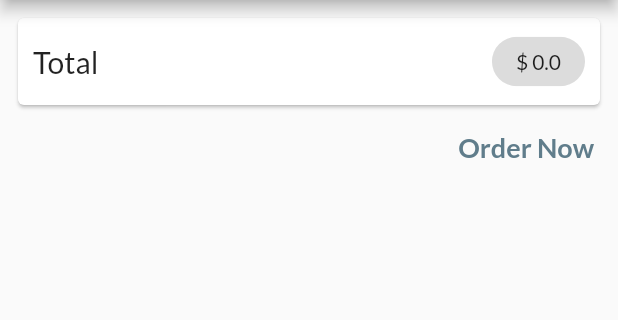
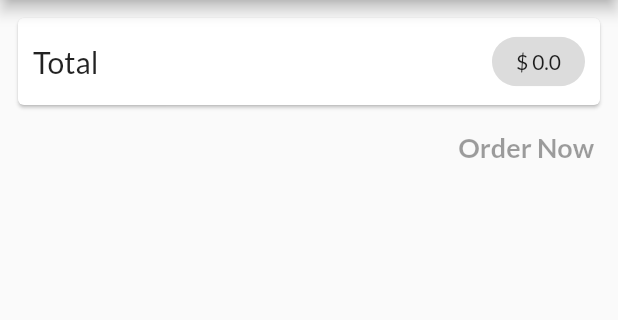
Before and after one commit to muhammadkh242/Shopnow, a Flutter app: the CartScreen screen opened by its route, on a phone screen of 412 x 824 dp, the part 84-404 px from its top. Run offline on Flutter 3.47's test engine with Material 2 defaults, Android fonts, the phone set to English and light mode, and no system bars; our stand-ins replace conditional_builder; network calls fail.

Commit message:
enhance add order textbutton

```diff
--- a/lib/screens/cart_screen.dart
+++ b/lib/screens/cart_screen.dart
@@ -60,18 +60,60 @@ class CartScreen extends StatelessWidget {
                   ),
                 ),
               ),
-              TextButton(
-                onPressed: () {
-                  //.......... add order remotely..............
-                  if (cartData.items.isNotEmpty) {
-                    ordersData
+              OrderButton(cartData: cartData, ordersData: ordersData)
+            ],
+          ),
+        ),
+      ),
+    );
+  }
+}
+
+class OrderButton extends StatefulWidget {
+  const OrderButton({
+    Key? key,
+    required this.cartData,
+    required this.ordersData,
+  }) : super(key: key);
+
+  final Cart cartData;
+  final Orders ordersData;
+
+  @override
+  State<OrderButton> createState() => _OrderButtonState();
+}
+
+class _OrderButtonState extends State<OrderButton> {
+  var _isLoading = false;
+
+  @override
+  Widget build(BuildContext context) {
+    return _isLoading
+        ? const Padding(
+          padding: EdgeInsets.all(10.0),
+          child: CircularProgressIndicator(),
+        )
+        : TextButton(
+            onPressed: (widget.cartData.items.isEmpty || _isLoading)
+                ? null
+                : () {
+                    setState(() {
+                      _isLoading = true;
+                    });
+                    widget.ordersData
                         .addOrder(
-                      cartProducts: cartData.items.values.toList(),
-                      amount: cartData.totalAmount,
+                      cartProducts: widget.cartData.items.values.toList(),
+                      amount: widget.cartData.totalAmount,
                     )
                         .then((value) {
-                      cartData.clear();
+                      setState(() {
+                        _isLoading = false;
+                      });
+                      widget.cartData.clear();
                     }).catchError((error) {
+                      setState(() {
+                        _isLoading = false;
+                      });
                       ScaffoldMessenger.of(context).showSnackBar(
                         const SnackBar(
                           content: Text(
@@ -80,14 +122,6 @@ class CartScreen extends StatelessWidget {
                         ),
                       );
                     });
-                  } else {
-                    ScaffoldMessenger.of(context).showSnackBar(
-                      const SnackBar(
-                        content: Text("Shopping cart is empty!"),
-                        duration: Duration(seconds: 3),
-                      ),
-                    );
-                  }
                   },
             child: const Text(
               "Order Now",
@@ -96,11 +130,6 @@ class CartScreen extends StatelessWidget {
                 fontWeight: FontWeight.bold,
               ),
             ),
-              )
-            ],
-          ),
-        ),
-      ),
           );
   }
 }
```
Also changed, not shown: lib/providers/order.dart (+4 -3 lines). Lines whose indentation alone changed are shown as unchanged.
